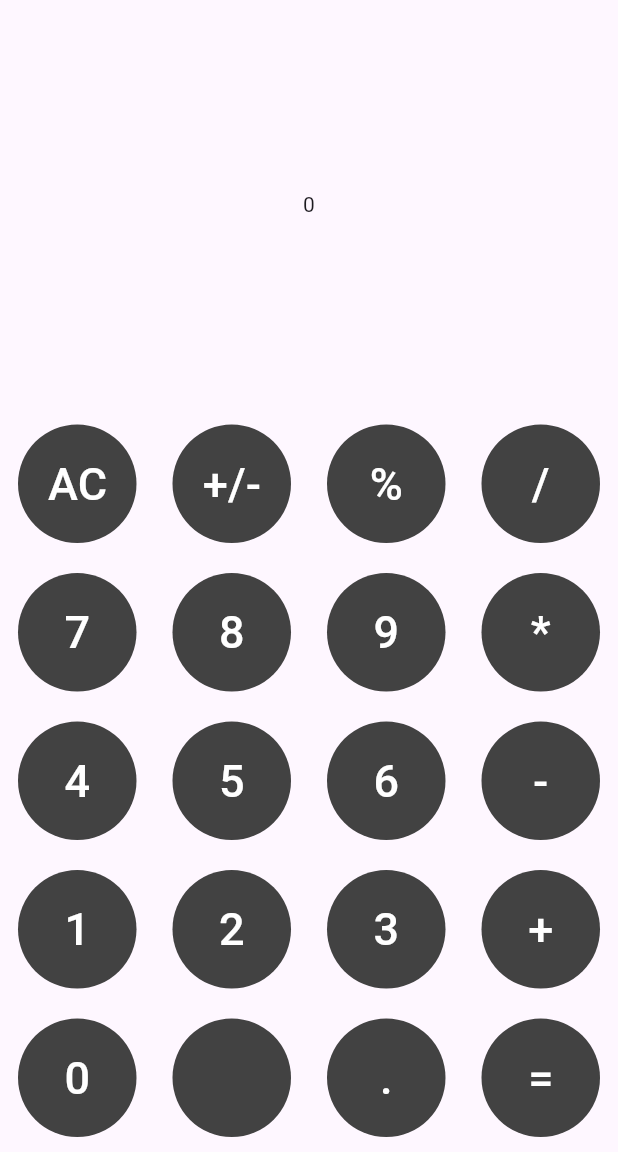
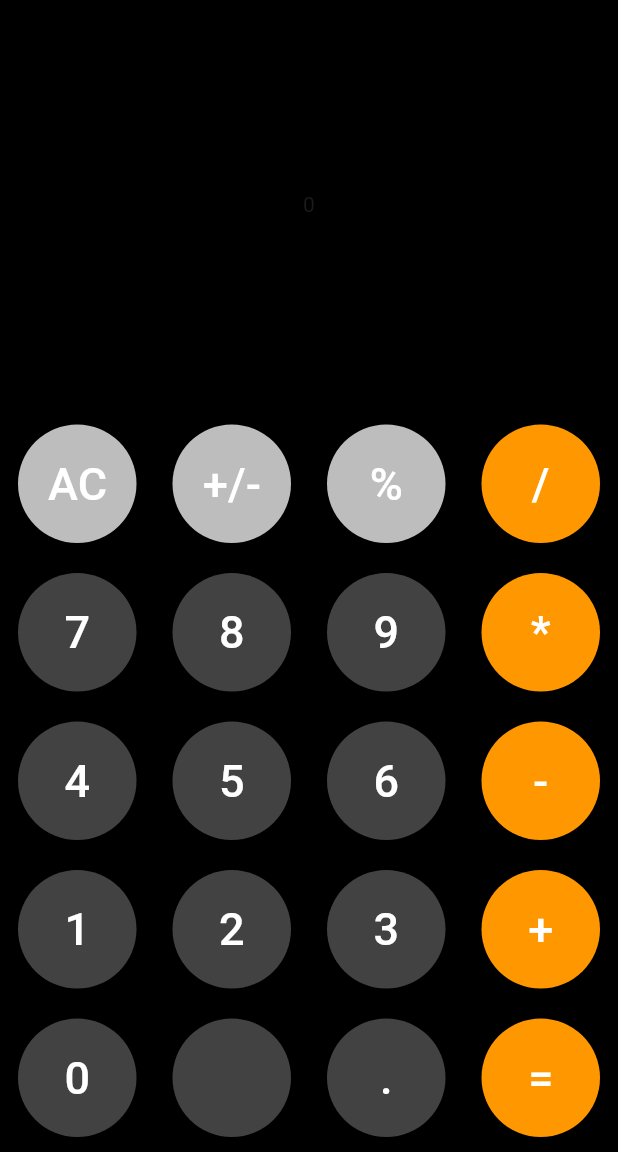
Before and after one commit to KaozhiChen/CalculatorApp, a Flutter app: the screen it shows after launch, on a phone screen of 412 x 824 dp, the part 84-1236 px from its top. Run offline on Flutter 3.47's test engine with Material 3 defaults, Android fonts, the phone set to English and light mode, and no system bars.

Commit message:
Adjust buttons background color

```diff
--- a/lib/button_widget.dart
+++ b/lib/button_widget.dart
@@ -3,6 +3,8 @@ import 'package:flutter/material.dart';
 class ButtonWidget extends StatelessWidget {
   final String label;
   final int flex;
+  static const topKeys = ["AC", "+/-", "%"];
+  static const rightKeys = ["/", "*", "-", "+", "="];
 
   const ButtonWidget({required this.label, this.flex = 1, super.key});
 
@@ -15,7 +17,11 @@ class ButtonWidget extends StatelessWidget {
         child: Container(
           padding: const EdgeInsets.all(20),
           decoration: BoxDecoration(
-              color: Colors.grey[800],
+              color: topKeys.contains(label)
+                  ? Colors.grey[400]
+                  : rightKeys.contains(label)
+                      ? Colors.orange
+                      : Colors.grey[800],
               borderRadius: flex > 1
                   ? const BorderRadius.all(Radius.circular(1000.0))
                   : null,
--- a/lib/index.dart
+++ b/lib/index.dart
@@ -36,7 +36,7 @@ class _IndexPageState extends State<IndexPage> {
   @override
   Widget build(BuildContext context) {
     return Scaffold(
-        //backgroundColor: Colors.black,
+        backgroundColor: Colors.black,
         appBar: AppBar(
           title: const Text('Flutter Calculator'),
           centerTitle: true,
```
